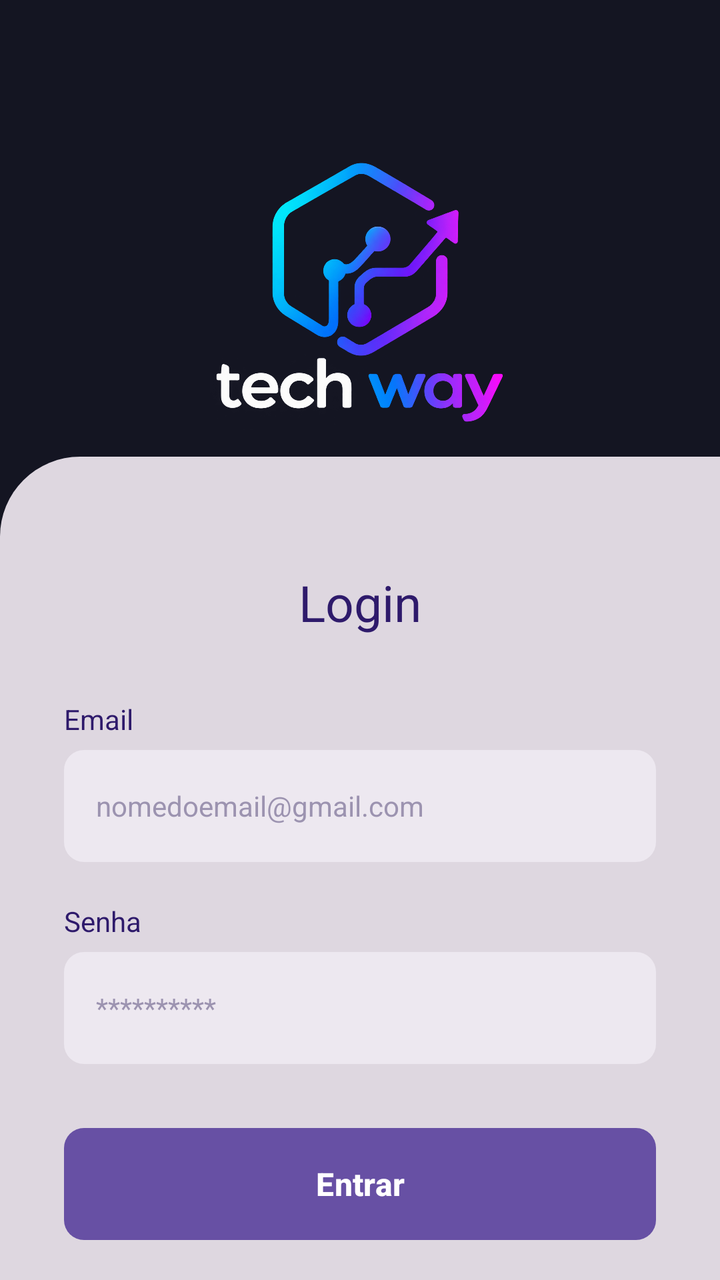
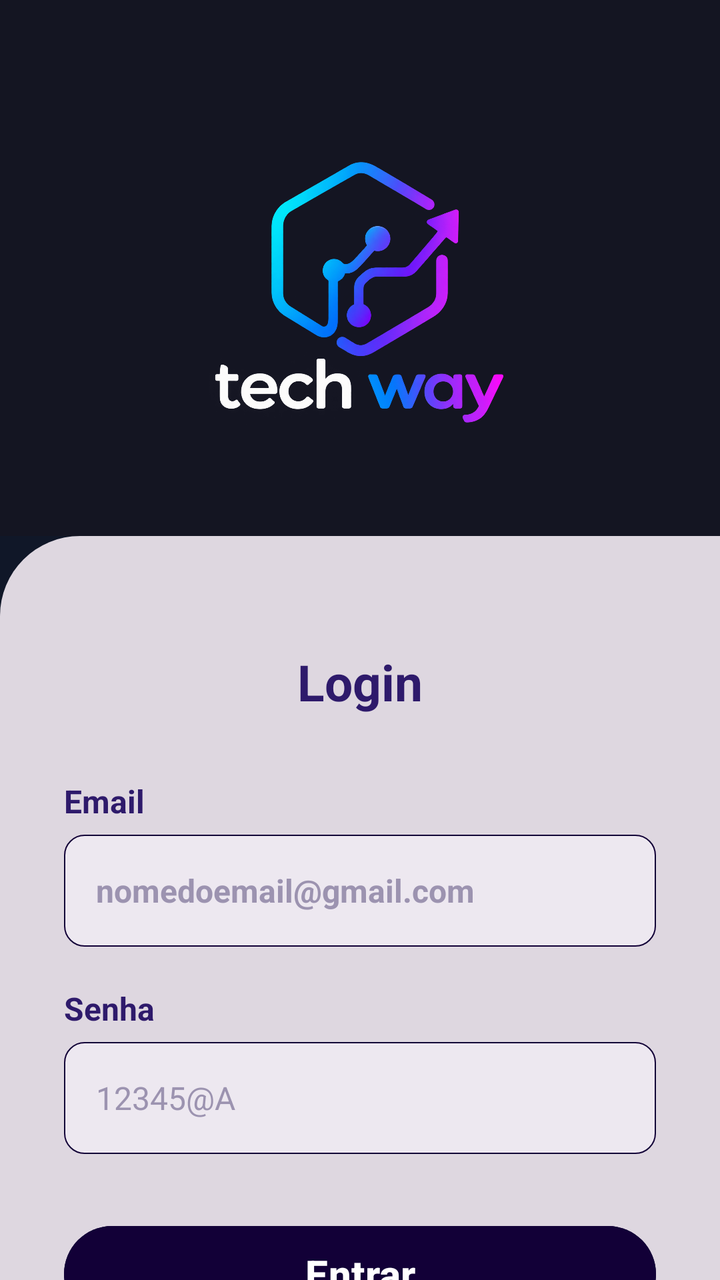

The first picture is an Android layout as it rendered before a commit; the second is the same layout after the commit. The layout source and the unified diff follow.
<!-- AndroidManifest.xml: application theme Theme.TechWayTCC -->
<!-- res/layout/activity_login.xml -->
<?xml version="1.0" encoding="utf-8"?>
<androidx.constraintlayout.widget.ConstraintLayout xmlns:android="http://schemas.android.com/apk/res/android"
    xmlns:app="http://schemas.android.com/apk/res-auto"
    android:layout_width="match_parent"
    android:layout_height="match_parent"
    android:background="#DED7E0">


    <LinearLayout
        android:id="@+id/topBar"
        android:layout_width="0dp"
        android:layout_height="wrap_content"
        android:background="#141522"
        android:gravity="center"
        android:orientation="vertical"
        android:paddingTop="56dp"
        android:paddingBottom="32dp"
        app:layout_constraintEnd_toEndOf="parent"
        app:layout_constraintStart_toStartOf="parent"
        app:layout_constraintTop_toTopOf="parent">

        <ImageView
            android:id="@+id/imgLogo"
            android:layout_width="150dp"
            android:layout_height="150dp"
            android:contentDescription="Logo TechWay"
            android:src="@drawable/logo"
            android:layout_margin="15dp"/>

    </LinearLayout>

    <androidx.core.widget.NestedScrollView
        android:layout_width="0dp"
        android:layout_height="0dp"
        android:layout_marginTop="-40dp"
        app:layout_constraintBottom_toBottomOf="parent"
        app:layout_constraintEnd_toEndOf="parent"
        app:layout_constraintStart_toStartOf="parent"
        app:layout_constraintTop_toBottomOf="@id/topBar">

        <LinearLayout
            android:layout_width="match_parent"
            android:layout_height="wrap_content"
            android:background="@drawable/bg_card_top_rounded"
            android:orientation="vertical"
            android:paddingStart="32dp"
            android:paddingTop="56dp"
            android:paddingEnd="32dp"
            android:paddingBottom="32dp">

            <TextView
                android:layout_width="match_parent"
                android:layout_height="wrap_content"
                android:gravity="center"
                android:text="Login"
                android:textColor="#2E1A6B"
                android:textSize="25sp" />

            <TextView
                android:layout_width="51dp"
                android:layout_height="wrap_content"
                android:layout_marginTop="32dp"
                android:text="Email"
                android:textColor="#2E1A6B"
                android:textSize="14sp" />

            <EditText
                android:id="@+id/edtEmail"
                android:layout_width="match_parent"
                android:layout_height="56dp"
                android:layout_marginTop="6dp"
                android:background="@drawable/bg_input_field"
                android:hint="nomedoemail@gmail.com"
                android:inputType="textEmailAddress"
                android:paddingStart="16dp"
                android:paddingEnd="16dp"
                android:textColor="#2E1A6B"
                android:textColorHint="#9C93B0"
                android:textSize="14sp" />

            <TextView
                android:layout_width="53dp"
                android:layout_height="wrap_content"
                android:layout_marginTop="20dp"
                android:text="Senha"
                android:textColor="#2E1A6B"
                android:textSize="14sp" />

            <EditText
                android:id="@+id/edtSenha"
                android:layout_width="match_parent"
                android:layout_height="56dp"
                android:layout_marginTop="6dp"
                android:background="@drawable/bg_input_field"
                android:hint="**********"
                android:inputType="textPassword"
                android:paddingStart="16dp"
                android:paddingEnd="16dp"
                android:textColor="#2E1A6B"
                android:textColorHint="#9C93B0"
                android:textSize="14sp" />

            <Button
                android:id="@+id/btnEntrar"
                android:layout_width="match_parent"
                android:layout_height="56dp"
                android:layout_marginTop="32dp"
                android:background="@drawable/bg_button_entrar"
                android:text="Entrar"
                android:textAllCaps="false"
                android:textColor="#FFFFFF"
                android:textSize="16sp"
                android:textStyle="bold" />

            <ProgressBar
                android:id="@+id/progressBar"
                android:layout_width="wrap_content"
                android:layout_height="wrap_content"
                android:layout_gravity="center"
                android:layout_marginTop="16dp"
                android:visibility="gone" />

            <TextView
                android:id="@+id/txtNaoTemConta"
                android:layout_width="match_parent"
                android:layout_height="wrap_content"
                android:layout_marginTop="32dp"
                android:gravity="center"
                android:text="Não tem conta?"
                android:textColor="#2E1A6B"
                android:textSize="14sp" />
            <TextView
                android:id="@+id/txtCliqueAqui"
                android:layout_width="match_parent"
                android:layout_height="wrap_content"
                android:gravity="center"
                android:paddingTop="2dp"
                android:text="Clique aqui"
                android:textColor="#2E1A6B"
                android:textSize="14sp"
                android:textStyle="bold" />

        </LinearLayout>
    </androidx.core.widget.NestedScrollView>

</androidx.constraintlayout.widget.ConstraintLayout>
<!-- resources referenced by this layout -->
<resources>
  <!-- drawable bg_button_entrar (drawable) -->
  <?xml version="1.0" encoding="utf-8"?>
  <shape xmlns:android="http://schemas.android.com/apk/res/android"
      android:shape="rectangle">
      <solid android:color="#2A1670" />
      <corners android:radius="10dp" />
  </shape>
  <!-- drawable bg_card_top_rounded (drawable) -->
  <?xml version="1.0" encoding="utf-8"?>
  <shape xmlns:android="http://schemas.android.com/apk/res/android"
      android:shape="rectangle">
      <solid android:color="#DED7E0" />
      <corners
          android:topLeftRadius="40dp" />
  </shape>
  <!-- drawable bg_input_field (drawable) -->
  <?xml version="1.0" encoding="utf-8"?>
  <shape xmlns:android="http://schemas.android.com/apk/res/android"
      android:shape="rectangle">
      <solid android:color="#EDE8F0" />
      <corners android:radius="10dp" />
  </shape>
  <!-- drawable logo: png bitmap (drawable, 471142 bytes) -->
  <style name="Theme.TechWayTCC" parent="Base.Theme.TechWayTCC" />
  <style name="Base.Theme.TechWayTCC" parent="Theme.Material3.DayNight.NoActionBar">
          
          
      </style>
</resources>

<!-- the commit's change to res/layout/activity_login.xml (unified diff, before → after) -->
@@ -3,7 +3,7 @@
     xmlns:app="http://schemas.android.com/apk/res-auto"
     android:layout_width="match_parent"
     android:layout_height="match_parent"
-    android:background="#DED7E0">
+    android:background="#101728">
 
 
     <LinearLayout
@@ -21,18 +21,18 @@
 
         <ImageView
             android:id="@+id/imgLogo"
-            android:layout_width="150dp"
+            android:layout_width="151dp"
             android:layout_height="150dp"
+            android:layout_gravity="center"
+            android:layout_margin="15dp"
             android:contentDescription="Logo TechWay"
-            android:src="@drawable/logo"
-            android:layout_margin="15dp"/>
+            android:src="@drawable/logo" />
 
     </LinearLayout>
 
     <androidx.core.widget.NestedScrollView
         android:layout_width="0dp"
         android:layout_height="0dp"
-        android:layout_marginTop="-40dp"
         app:layout_constraintBottom_toBottomOf="parent"
         app:layout_constraintEnd_toEndOf="parent"
         app:layout_constraintStart_toStartOf="parent"
@@ -54,15 +54,17 @@
                 android:gravity="center"
                 android:text="Login"
                 android:textColor="#2E1A6B"
-                android:textSize="25sp" />
+                android:textSize="25sp"
+                android:textStyle="bold"/>
 
             <TextView
                 android:layout_width="51dp"
                 android:layout_height="wrap_content"
                 android:layout_marginTop="32dp"
                 android:text="Email"
+                android:textStyle="bold"
                 android:textColor="#2E1A6B"
-                android:textSize="14sp" />
+                android:textSize="16sp"/>
 
             <EditText
                 android:id="@+id/edtEmail"
@@ -75,8 +77,9 @@
                 android:paddingStart="16dp"
                 android:paddingEnd="16dp"
                 android:textColor="#2E1A6B"
+                android:textStyle="bold"
                 android:textColorHint="#9C93B0"
-                android:textSize="14sp" />
+                android:textSize="16sp" />
 
             <TextView
                 android:layout_width="53dp"
@@ -84,7 +87,8 @@
                 android:layout_marginTop="20dp"
                 android:text="Senha"
                 android:textColor="#2E1A6B"
-                android:textSize="14sp" />
+                android:textSize="16sp"
+                android:textStyle="bold"/>
 
             <EditText
                 android:id="@+id/edtSenha"
@@ -92,25 +96,25 @@
                 android:layout_height="56dp"
                 android:layout_marginTop="6dp"
                 android:background="@drawable/bg_input_field"
-                android:hint="**********"
+                android:hint="12345@A"
                 android:inputType="textPassword"
                 android:paddingStart="16dp"
                 android:paddingEnd="16dp"
                 android:textColor="#2E1A6B"
                 android:textColorHint="#9C93B0"
-                android:textSize="14sp" />
+                android:textSize="16sp" />
 
             <Button
                 android:id="@+id/btnEntrar"
                 android:layout_width="match_parent"
                 android:layout_height="56dp"
                 android:layout_marginTop="32dp"
-                android:background="@drawable/bg_button_entrar"
                 android:text="Entrar"
+                android:backgroundTint="#120037"
                 android:textAllCaps="false"
                 android:textColor="#FFFFFF"
-                android:textSize="16sp"
-                android:textStyle="bold" />
+                android:textStyle="bold"
+                android:textSize="20sp"/>
 
             <ProgressBar
                 android:id="@+id/progressBar"
@@ -124,7 +128,7 @@
                 android:id="@+id/txtNaoTemConta"
                 android:layout_width="match_parent"
                 android:layout_height="wrap_content"
-                android:layout_marginTop="32dp"
+                android:layout_marginTop="15dp"
                 android:gravity="center"
                 android:text="Não tem conta?"
                 android:textColor="#2E1A6B"
<!-- resource entries referenced after the edit -->
@@ -1,12 +1,5 @@
 <!-- resources referenced by this layout -->
 <resources>
-  <!-- drawable bg_button_entrar (drawable) -->
-  <?xml version="1.0" encoding="utf-8"?>
-  <shape xmlns:android="http://schemas.android.com/apk/res/android"
-      android:shape="rectangle">
-      <solid android:color="#2A1670" />
-      <corners android:radius="10dp" />
-  </shape>
   <!-- drawable bg_card_top_rounded (drawable) -->
   <?xml version="1.0" encoding="utf-8"?>
   <shape xmlns:android="http://schemas.android.com/apk/res/android"
@@ -19,8 +12,15 @@
   <?xml version="1.0" encoding="utf-8"?>
   <shape xmlns:android="http://schemas.android.com/apk/res/android"
       android:shape="rectangle">
+  
       <solid android:color="#EDE8F0" />
+  
       <corners android:radius="10dp" />
+  
+      <stroke
+          android:width="0.7dp"
+          android:color="#120037"/>
+  
   </shape>
   <!-- drawable logo: png bitmap (drawable, 471142 bytes) -->
   <style name="Theme.TechWayTCC" parent="Base.Theme.TechWayTCC" />
